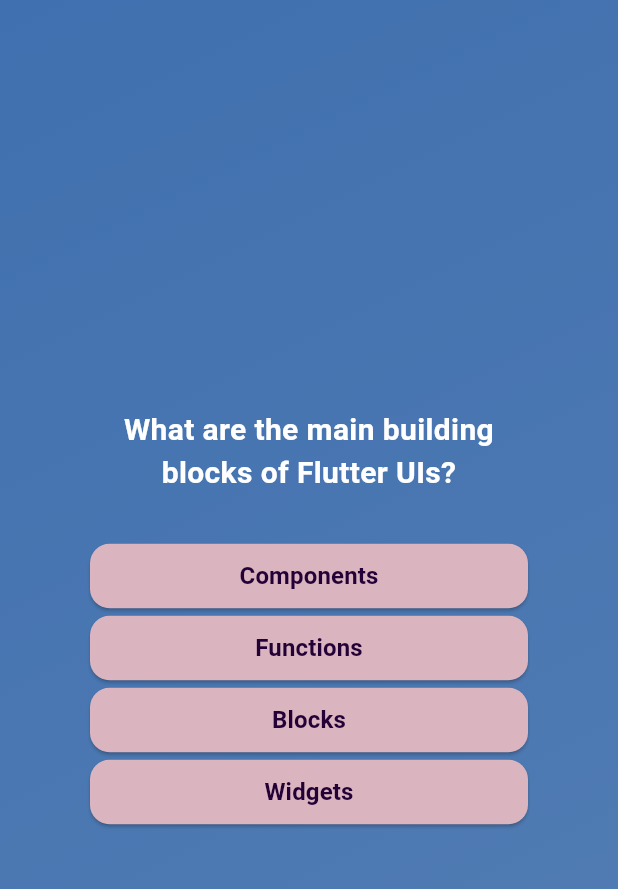
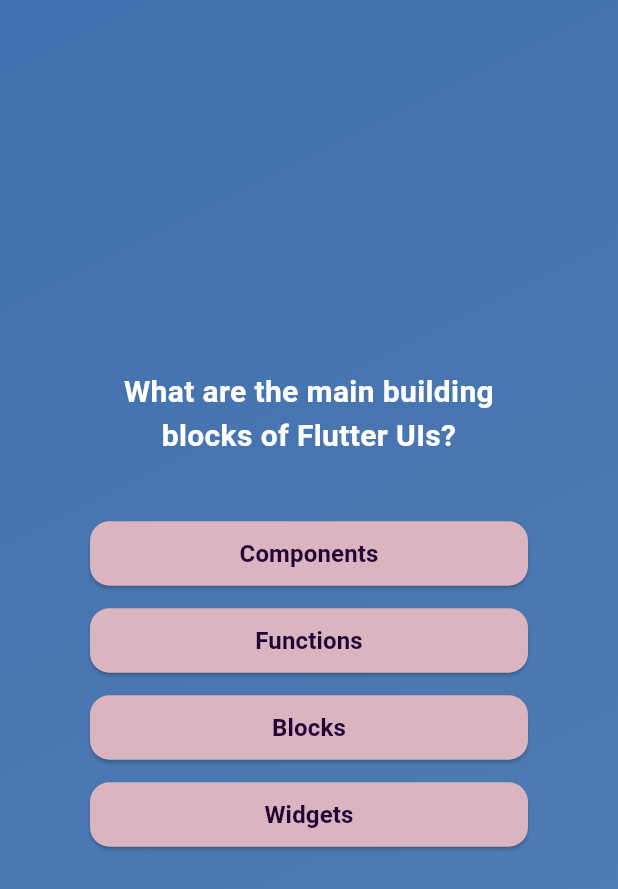
Before and after one commit to Afek-Sakaju/quiz-app, a Flutter app: the screen it shows after launch, after a tap on "Start Quiz", on a phone screen of 412 x 824 dp. Shown: the top 889 px of the screen. Run offline on Flutter 3.47's test engine with Material 3 defaults, Android fonts, the phone set to English and light mode, and no system bars; our stand-ins replace google_fonts; Roboto replaces fonts that are missing (Ubuntu).

Commit message:
improved UI of the questions screen

```diff
--- a/lib/src/screens/questions_screen.dart
+++ b/lib/src/screens/questions_screen.dart
@@ -35,7 +35,6 @@ class _QuestionsScreenState extends State<QuestionsScreen> {
         margin: const EdgeInsets.all(60),
         child: Column(
           mainAxisAlignment: MainAxisAlignment.center,
-          crossAxisAlignment: CrossAxisAlignment.stretch,
           children: [
             Text(
               currentQuestion.question,
@@ -47,12 +46,20 @@ class _QuestionsScreenState extends State<QuestionsScreen> {
               textAlign: TextAlign.center,
             ),
             const SizedBox(
-              height: 30,
+              height: 40,
             ),
             ...currentQuestion.getShuffledAnswers().map((answerText) {
-              return AnswerButton(
-                answerText,
-                onTap: () => answerQuestion(answerText),
+              return Column(
+                crossAxisAlignment: CrossAxisAlignment.stretch,
+                children: [
+                  AnswerButton(
+                    answerText,
+                    onTap: () => answerQuestion(answerText),
+                  ),
+                  const SizedBox(
+                    height: 10, // Adjust this value to set the desired spacing
+                  ),
+                ],
               );
             })
           ],
```
